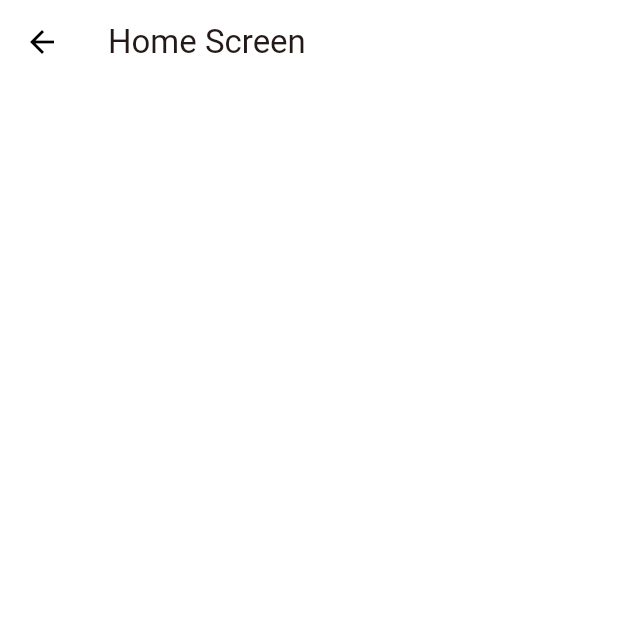
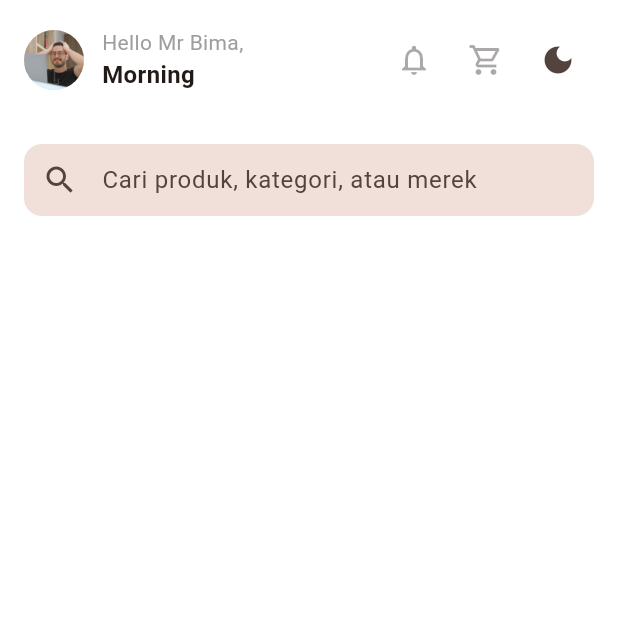
Before and after one commit to tokogagalbangkrut/E-Commerce-By-Bima, a Flutter app: the HomeScreen screen opened directly, on a phone screen of 412 x 824 dp, the top half of it. Run offline on Flutter 3.47's test engine with Material 3 defaults, Android fonts, the light colour scheme and no system bars; our stand-ins replace get, get_storage, google_fonts; accounts and stored records are empty.

Commit message:
menambahkan fitur header section,search bar,switch mode

```diff
--- a/lib/main.dart
+++ b/lib/main.dart
@@ -27,6 +27,7 @@ class MyApp extends StatelessWidget {
       theme: AppThemes.light,
       darkTheme: AppThemes.dark,
       themeMode: themeController.theme,
+      debugShowCheckedModeBanner: false,
       defaultTransition: Transition.fade,
       home: const SplashScreen(),
     );
--- a/lib/view/home_screen.dart
+++ b/lib/view/home_screen.dart
@@ -1,5 +1,8 @@
 import 'package:flutter/material.dart';
+import 'package:get/get.dart';
 
+import '../controllers/theme_controller.dart';
+import 'widgets/custom_search_bar.dart';
 
 class HomeScreen extends StatelessWidget {
   const HomeScreen({super.key});
@@ -7,8 +10,68 @@ class HomeScreen extends StatelessWidget {
   @override
   Widget build(BuildContext context) {
     return Scaffold(
-      appBar: AppBar(
-        title: const Text('Home Screen'),
+      backgroundColor: Theme.of(context).scaffoldBackgroundColor,
+      body: SafeArea(
+        child: Column(
+          children: [
+            // header section
+            Padding(
+              padding: const EdgeInsets.all(16.0),
+              child: Row(
+                children: [
+                  const CircleAvatar(
+                    radius: 20,
+                    backgroundImage: AssetImage('assets/images/avatar.jpg'),
+                  ),
+                  const SizedBox(width: 12),
+                  const Column(
+                    crossAxisAlignment: CrossAxisAlignment.start,
+                    children: [
+                      Text(
+                        'Hello Mr Bima,',
+                        style: TextStyle(
+                          fontSize: 14,
+                          color: Colors.grey,
+                        ),
+                      ),
+                      Text(
+                        'Morning',
+                        style: TextStyle(
+                          fontSize: 16,
+                          fontWeight: FontWeight.bold,
+                        ),
+                      ),
+                    ],
+                  ),
+                  const Spacer(),
+                  // notification icon
+                  IconButton(
+                    onPressed: null,
+                    icon: const Icon(Icons.notifications_outlined),
+                  ),
+                  // cart button
+                  IconButton(
+                    onPressed: null,
+                    icon: const Icon(Icons.shopping_cart_outlined),
+                  ),
+                  // Theme Button
+                  GetBuilder<ThemeController>(
+                    builder: (controller) => IconButton(
+                      onPressed: controller.toggleTheme,
+                      icon: Icon(
+                        controller.isDarkMode
+                            ? Icons.light_mode
+                            : Icons.dark_mode,
+                      ),
+                    ),
+                  ),
+                ],
+              ),
+            ),
+            // search bar
+            const CustomSearchBar(),
+          ],
+        ),
       ),
     );
   }
--- /dev/null
+++ b/lib/view/widgets/custom_search_bar.dart
@@ -0,0 +1,24 @@
+import 'package:flutter/material.dart';
+
+class CustomSearchBar extends StatelessWidget {
+  const CustomSearchBar({super.key});
+
+  @override
+  Widget build(BuildContext context) {
+    return const Padding(
+      padding: EdgeInsets.all(16),
+      child: TextField(
+        decoration: InputDecoration(
+          hintText: 'Cari produk, kategori, atau merek',
+          prefixIcon: Icon(Icons.search),
+          filled: true,
+          contentPadding: EdgeInsets.symmetric(vertical: 0, horizontal: 16),
+          border: OutlineInputBorder(
+            borderRadius: BorderRadius.all(Radius.circular(12)),
+            borderSide: BorderSide.none,
+          ),
+        ),
+      ),
+    );
+  }
+}
```
